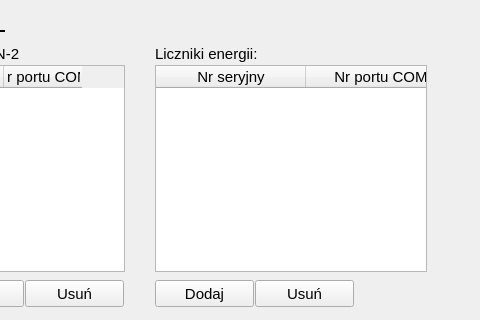
Old version of the form CfgForms/ciomodulescfgform.ui in the repository kaczmar55/koneor_v2; both pictures show x 355 to 835 and y 0 to 320 of the 835 by 445 pixel window.
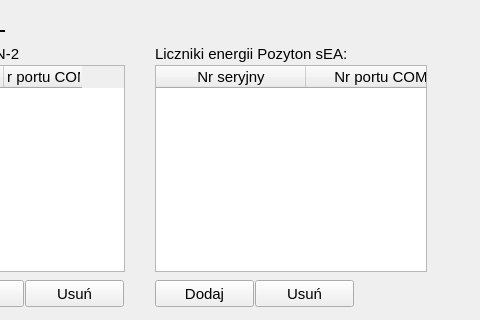
New version of the form.

Diff of the .ui file:
```diff
--- a/CfgForms/ciomodulescfgform.ui
+++ b/CfgForms/ciomodulescfgform.ui
@@ -37,7 +37,7 @@
     <rect>
      <x>510</x>
      <y>45</y>
-     <width>110</width>
+     <width>200</width>
      <height>17</height>
     </rect>
    </property>
@@ -48,7 +48,7 @@
     </font>
    </property>
    <property name="text">
-    <string>Liczniki energii:</string>
+    <string>Liczniki energii Pozyton sEA:</string>
    </property>
   </widget>
   <widget class="QTableWidget" name="jsn2ModulesTable">
```
